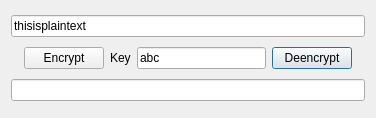
The window that qtvigenereciphermaindialog.ui (richelbilderbeek/VigenereCipher) describes before a commit, drawn with Qt 5.
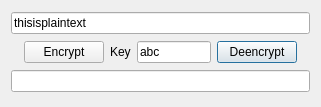
The same window after the commit. Icons and pictures are not drawn.

```diff
--- a/qtvigenereciphermaindialog.ui
+++ b/qtvigenereciphermaindialog.ui
@@ -6,8 +6,8 @@
    <rect>
     <x>0</x>
     <y>0</y>
-    <width>376</width>
-    <height>118</height>
+    <width>321</width>
+    <height>107</height>
    </rect>
   </property>
   <property name="windowTitle">
```
Left out of the diff: 8 changed lines with no effect on the pictures.
